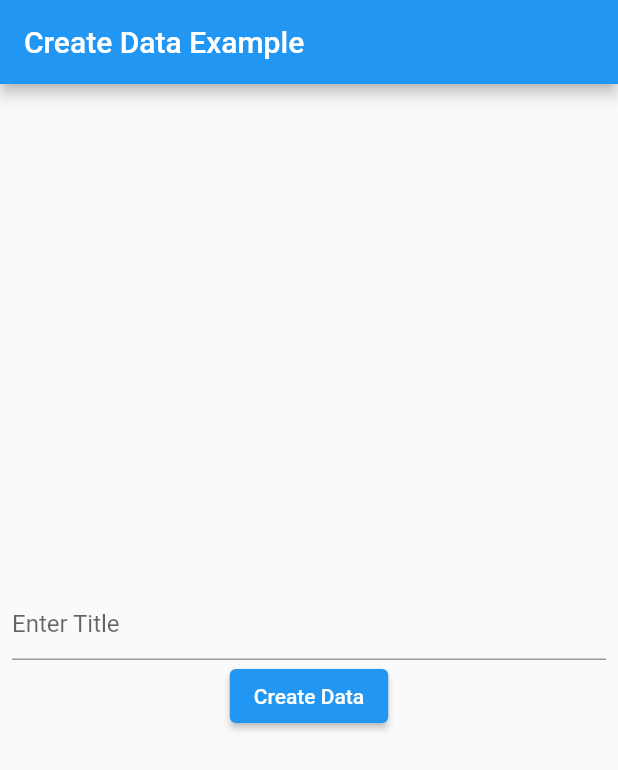
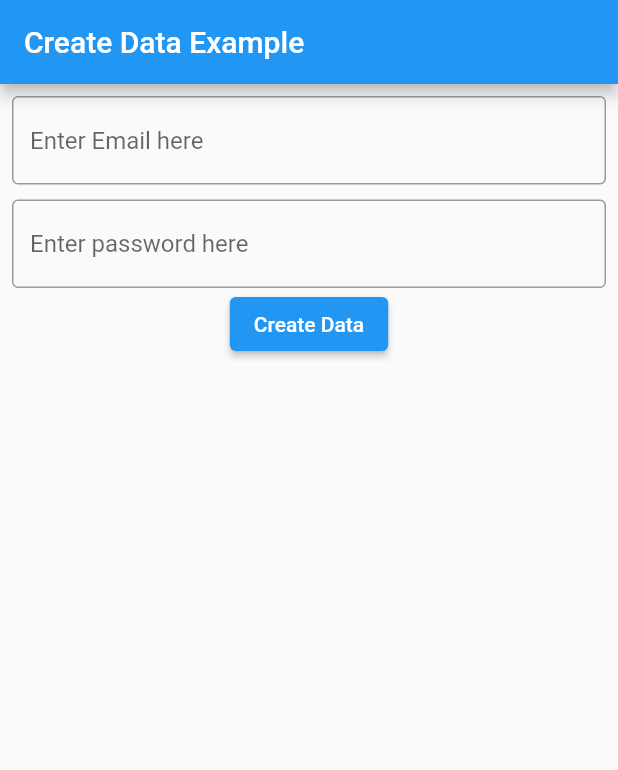
Before and after one commit to MajdHarbb/PharmaConnect, a Flutter app: the WelcomeSignIn screen opened directly, after a tap on "Sign Up", on a phone screen of 412 x 824 dp. Shown: the top 770 px of the screen. Run offline on Flutter 3.47's test engine with Material 2 defaults, Android fonts, the phone set to English and light mode, and no system bars.

Commit message:
test model

```diff
--- a/lib/models/testmodel.dart
+++ b/lib/models/testmodel.dart
@@ -1,89 +1,167 @@
 import 'dart:async';
 import 'dart:convert';
-
 import 'package:flutter/material.dart';
 import 'package:http/http.dart' as http;
 
-Future<Album> fetchAlbum() async {
-  final response = await http
-      .get(Uri.parse('https://jsonplaceholder.typicode.com/albums/1'));
+Future<Album> createAlbum(String email, String password) async {
+  final response = await http.post(
+    Uri.parse('http://10.0.2.2:8000/api/auth/login'),
+    body: <String, String>{
+      'email': email,
+      'password': password,
+    },
+  );
 
   if (response.statusCode == 200) {
-    // If the server did return a 200 OK response,
+    // If the server did return a 201 CREATED response,
     // then parse the JSON.
+    print(response.body);
     return Album.fromJson(jsonDecode(response.body));
   } else {
-    // If the server did not return a 200 OK response,
+    // If the server did not return a 201 CREATED response,
     // then throw an exception.
-    throw Exception('Failed to load album');
+    throw Exception('Failed to create album.');
   }
 }
 
+class User {
+  User({
+    required this.id,
+    required this.email,
+    this.emailVerifiedAt,
+    required this.userType,
+    required this.createdAt,
+    required this.updatedAt,
+  });
+
+  int id;
+  String email;
+  dynamic emailVerifiedAt;
+  String userType;
+  DateTime createdAt;
+  DateTime updatedAt;
+
+  factory User.fromJson(Map<String, dynamic> json) => User(
+        id: json["id"],
+        email: json["email"],
+        emailVerifiedAt: json["email_verified_at"],
+        userType: json["user_type"],
+        createdAt: DateTime.parse(json["created_at"]),
+        updatedAt: DateTime.parse(json["updated_at"]),
+      );
+
+  Map<String, dynamic> toJson() => {
+        "id": id,
+        "email": email,
+        "email_verified_at": emailVerifiedAt,
+        "user_type": userType,
+        "created_at": createdAt.toIso8601String(),
+        "updated_at": updatedAt.toIso8601String(),
+      };
+}
+
 class Album {
-  final int userId;
-  final int id;
-  final String title;
-
-  const Album({
-    required this.userId,
-    required this.id,
-    required this.title,
-  });
+  final String accessToken;
+  final String tokenType;
+  final int expiresIn;
+  final User user;
+  const Album(
+      {required this.accessToken,
+      required this.expiresIn,
+      required this.tokenType,
+      required this.user});
 
   factory Album.fromJson(Map<String, dynamic> json) {
     return Album(
-      userId: json['userId'],
-      id: json['id'],
-      title: json['title'],
+      accessToken: json["access_token"],
+      tokenType: json["token_type"],
+      expiresIn: json["expires_in"],
+      user: User.fromJson(json["user"]),
     );
   }
 }
 
-void main() => runApp(const MyApp());
+void main() {
+  runApp(const SignUptest());
+}
 
-class MyApp extends StatefulWidget {
-  const MyApp({Key? key}) : super(key: key);
+class SignUptest extends StatefulWidget {
+  const SignUptest({Key? key}) : super(key: key);
 
   @override
-  _MyAppState createState() => _MyAppState();
+  _SignUptestState createState() {
+    return _SignUptestState();
+  }
 }
 
-class _MyAppState extends State<MyApp> {
-  late Future<Album> futureAlbum;
-
-  @override
-  void initState() {
-    super.initState();
-    futureAlbum = fetchAlbum();
-  }
+class _SignUptestState extends State<SignUptest> {
+  final TextEditingController _controller = TextEditingController();
+  final TextEditingController emailController = TextEditingController();
+  final TextEditingController passController = TextEditingController();
+  Future<Album>? _futureAlbum;
 
   @override
   Widget build(BuildContext context) {
     return MaterialApp(
-      title: 'Fetch Data Example',
+      title: 'Create Data Example',
       theme: ThemeData(
         primarySwatch: Colors.blue,
       ),
       home: Scaffold(
         appBar: AppBar(
-          title: const Text('Fetch Data Example'),
+          title: const Text('Create Data Example'),
         ),
-        body: Center(
-          child: FutureBuilder<Album>(
-            future: futureAlbum,
-            builder: (context, snapshot) {
-              if (snapshot.hasData) {
-                return Text(snapshot.data!.title);
-              } else if (snapshot.hasError) {
-                return Text('${snapshot.error}');
-              }
-
-              // By default, show a loading spinner.
-              return const CircularProgressIndicator();
-            },
+        body: SingleChildScrollView(
+          child: Container(
+            alignment: Alignment.center,
+            padding: const EdgeInsets.all(8.0),
+            child:
+                (_futureAlbum == null) ? buildColumn() : buildFutureBuilder(),
           ),
         ),
       ),
     );
   }
+
+  Column buildColumn() {
+    return Column(
+      mainAxisAlignment: MainAxisAlignment.start,
+      children: <Widget>[
+        TextField(
+          decoration: InputDecoration(
+              border: OutlineInputBorder(), hintText: 'Enter Email here'),
+          controller: emailController,
+        ),
+        const SizedBox(height: 10),
+        TextField(
+          decoration: InputDecoration(
+              border: OutlineInputBorder(), hintText: 'Enter password here'),
+          controller: passController,
+        ),
+        ElevatedButton(
+          onPressed: () {
+            setState(() {
+              _futureAlbum = createAlbum(emailController.text, passController.text);
+            });
+          },
+          child: const Text('Create Data'),
+        ),
+      ],
+    );
+  }
+
+  FutureBuilder<Album> buildFutureBuilder() {
+    return FutureBuilder<Album>(
+      future: _futureAlbum,
+      builder: (context, data) {
+        if (data.hasData) {
+          return Text(data.data!.accessToken);
+        } else if (data.hasError) {
+          return Text('${data.error}');
+        }
+
+        return const CircularProgressIndicator();
+      },
+    );
+  }
 }
--- a/lib/signIn_signup/signup.dart
+++ b/lib/signIn_signup/signup.dart
@@ -1,6 +1,5 @@
 import 'dart:async';
 import 'dart:convert';
-
 import 'package:flutter/material.dart';
 import 'package:http/http.dart' as http;
 
@@ -17,6 +16,7 @@ Future<Album> createAlbum(String email, String password) async {
   if (response.statusCode != 401) {
     // If the server did return a 201 CREATED response,
     // then parse the JSON.
+    print(response.body);
     return Album.fromJson(jsonDecode(response.body));
   } else {
     // If the server did not return a 201 CREATED response,
@@ -25,13 +25,51 @@ Future<Album> createAlbum(String email, String password) async {
   }
 }
 
+class User {
+    User({
+        required this.id,
+        required this.email,
+        this.emailVerifiedAt,
+        required this.userType,
+        required this.createdAt,
+        required this.updatedAt,
+    });
+
+    int id;
+    String email;
+    dynamic emailVerifiedAt;
+    String userType;
+    DateTime createdAt;
+    DateTime updatedAt;
+
+    factory User.fromJson(Map<String, dynamic> json) => User(
+        id: json["id"],
+        email: json["email"],
+        emailVerifiedAt: json["email_verified_at"],
+        userType: json["user_type"],
+        createdAt: DateTime.parse(json["created_at"]),
+        updatedAt: DateTime.parse(json["updated_at"]),
+    );
+
+    Map<String, dynamic> toJson() => {
+        "id": id,
+        "email": email,
+        "email_verified_at": emailVerifiedAt,
+        "user_type": userType,
+        "created_at": createdAt.toIso8601String(),
+        "updated_at": updatedAt.toIso8601String(),
+    };
+}
+
+
 class Album {
 
 
   final String accessToken;
   final String tokenType;
   final int expiresIn;
-  const Album({required this.accessToken,required this.expiresIn, required this.tokenType});
+  final User user;
+  const Album({required this.accessToken,required this.expiresIn, required this.tokenType,required this.user});
 
   factory Album.fromJson(Map<String, dynamic> json) {
     return Album(
@@ -40,6 +78,7 @@ class Album {
       accessToken: json["access_token"],
       tokenType: json["token_type"],
       expiresIn: json["expires_in"],
+      user: User.fromJson(json["user"]),
     );
   }
 }
@@ -89,6 +128,10 @@ class _SignUpState extends State<SignUp> {
           controller: _controller,
           decoration: const InputDecoration(hintText: 'Enter Title'),
         ),
+        TextField(
+          controller: _controller,
+          decoration: const InputDecoration(hintText: 'Enter Title'),
+        ),
         ElevatedButton(
           onPressed: () {
             setState(() {
@@ -104,11 +147,11 @@ class _SignUpState extends State<SignUp> {
   FutureBuilder<Album> buildFutureBuilder() {
     return FutureBuilder<Album>(
       future: _futureAlbum,
-      builder: (context, snapshot) {
-        if (snapshot.hasData) {
-          return Text(snapshot.data!.accessToken);
-        } else if (snapshot.hasError) {
-          return Text('${snapshot.error}');
+      builder: (context, data) {
+        if (data.hasData) {
+          return Text(data.data!.accessToken);
+        } else if (data.hasError) {
+          return Text('${data.error}');
         }
 
         return const CircularProgressIndicator();
--- a/lib/welcome/welcome_signin.dart
+++ b/lib/welcome/welcome_signin.dart
@@ -1,4 +1,5 @@
 import 'package:flutter/material.dart';
+import 'package:pharmaconnectflutter/models/testmodel.dart';
 import 'package:pharmaconnectflutter/signIn_signup/signin.dart';
 import 'package:pharmaconnectflutter/signIn_signup/signup.dart';
 
@@ -48,7 +49,7 @@ class WelcomeSignIn extends StatelessWidget {
             ElevatedButton(onPressed: (){
               Navigator.push(
               context,
-              MaterialPageRoute(builder: (context) => const SignUp()),
+              MaterialPageRoute(builder: (context) => const SignUptest()),
             );
 
             }, child:  const Text('Sign Up'),),
```
Also changed, not shown: lib/signIn_signup/signin.dart (+0 -12 lines), 1 other file.
